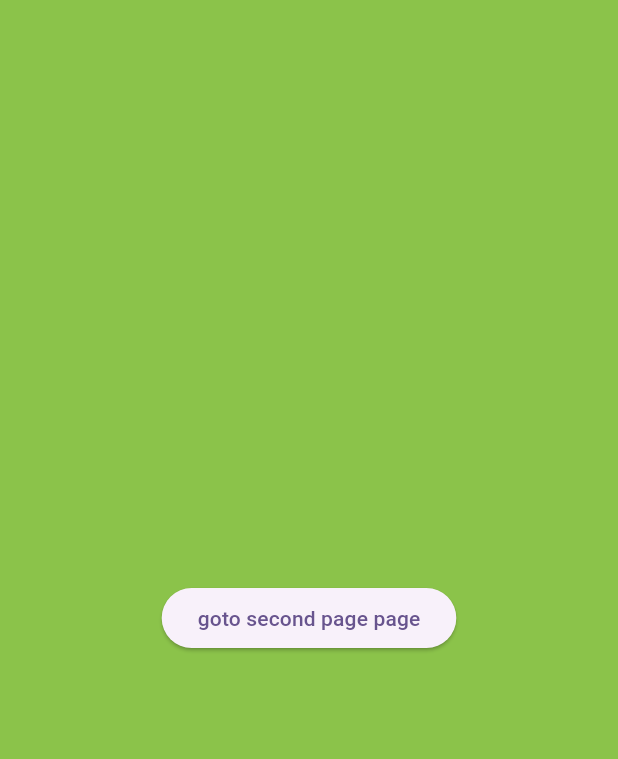
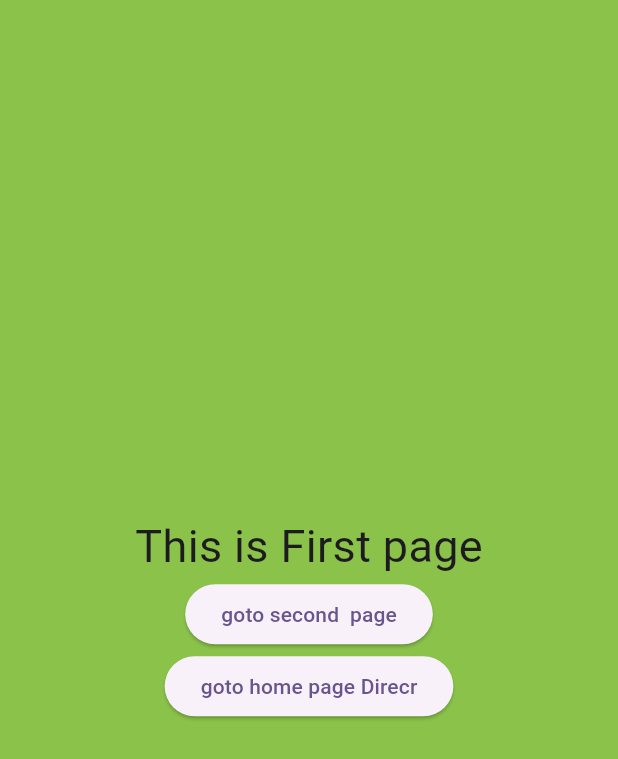
Before and after one commit to alkawsar1030/navigationapp, a Flutter app: the Firstpage screen opened directly, on a phone screen of 412 x 824 dp. Shown: the top 759 px of the screen. Run offline on Flutter 3.47's test engine with Material 3 defaults, Android fonts, the phone set to English and light mode, and no system bars.

Commit message:
Navigation among homepage, firstpage and secondpage

```diff
--- a/lib/firstpage.dart
+++ b/lib/firstpage.dart
@@ -1,13 +1,11 @@
 import 'package:flutter/material.dart';
+import 'package:navigationapp/secondpage.dart';
 
 class Firstpage extends StatelessWidget {
   const Firstpage({super.key});
 
-
-
   @override
   Widget build(BuildContext context) {
-
     return Scaffold(
       backgroundColor: Colors.lightGreen,
       body: Center(
@@ -16,18 +14,31 @@ class Firstpage extends StatelessWidget {
           mainAxisAlignment: MainAxisAlignment.center,
 
           children: [
+            Text('This is First page', style: TextStyle(fontSize: 30)),
+            ElevatedButton(
+              onPressed: () {
+                // Navigator.pop(context);
+                Navigator.push(
+                  context,
+                  MaterialPageRoute(builder: (context) => Secondpage()),
+                );
+              },
+              style: ButtonStyle(alignment: Alignment.center),
+              child: Text('goto second  page'),
+            ),
+            ElevatedButton(
+              onPressed: () {
+               Navigator.pop(context);
 
-            Container(
+              },
+              style: ButtonStyle(alignment: Alignment.center),
+              child: Text('goto home page Direcr'),
+            ),
 
-              child: ElevatedButton(onPressed: (){Navigator.pop(context);},
-                style: ButtonStyle(alignment: Alignment.center),
-                child: Text('goto second page page',),
-              ),
-            )
+
           ],
         ),
       ),
-
     );
   }
 }
--- a/lib/homepage.dart
+++ b/lib/homepage.dart
@@ -4,11 +4,8 @@ import 'package:navigationapp/firstpage.dart';
 class Homepage extends StatelessWidget {
   const Homepage({super.key});
 
-
-
   @override
   Widget build(BuildContext context) {
-
     return Scaffold(
       backgroundColor: Colors.blueAccent,
       body: Center(
@@ -17,20 +14,24 @@ class Homepage extends StatelessWidget {
               mainAxisAlignment: MainAxisAlignment.center,
 
               children: [
+              Text('This is Home page', style: TextStyle(fontSize: 30)),
 
-
-
-              ElevatedButton(onPressed: (){
-                Navigator.push(context,MaterialPageRoute(builder: (context)=>Firstpage()));
+          ElevatedButton(
+            onPressed: () {
+              Navigator.push(
+                context,
+                MaterialPageRoute(builder: (context) => Firstpage()),
+              );
             },
             style: ButtonStyle(alignment: Alignment.center),
-                child: Text('goto first page',),
+
+            child: Text('goto first page'),
           ),
+
 
           ],
         ),
       ),
-
     );
   }
 }
```
Also changed, not shown: lib/secondpage.dart (+42 -0 lines). Lines whose indentation alone changed are shown as unchanged.
